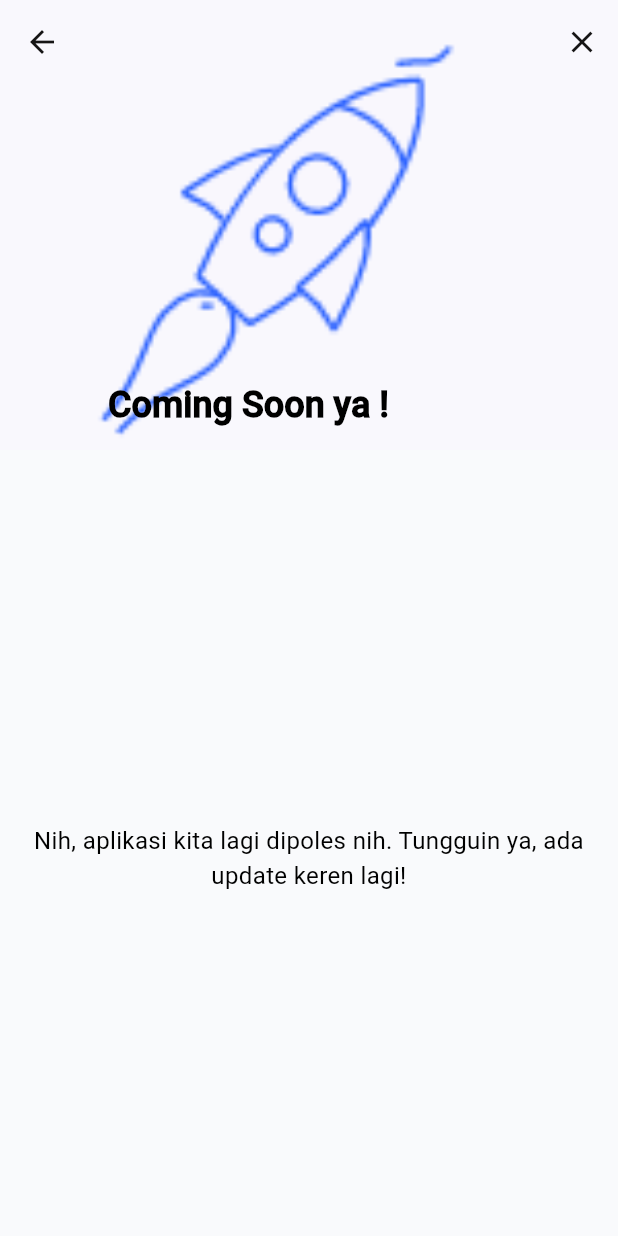
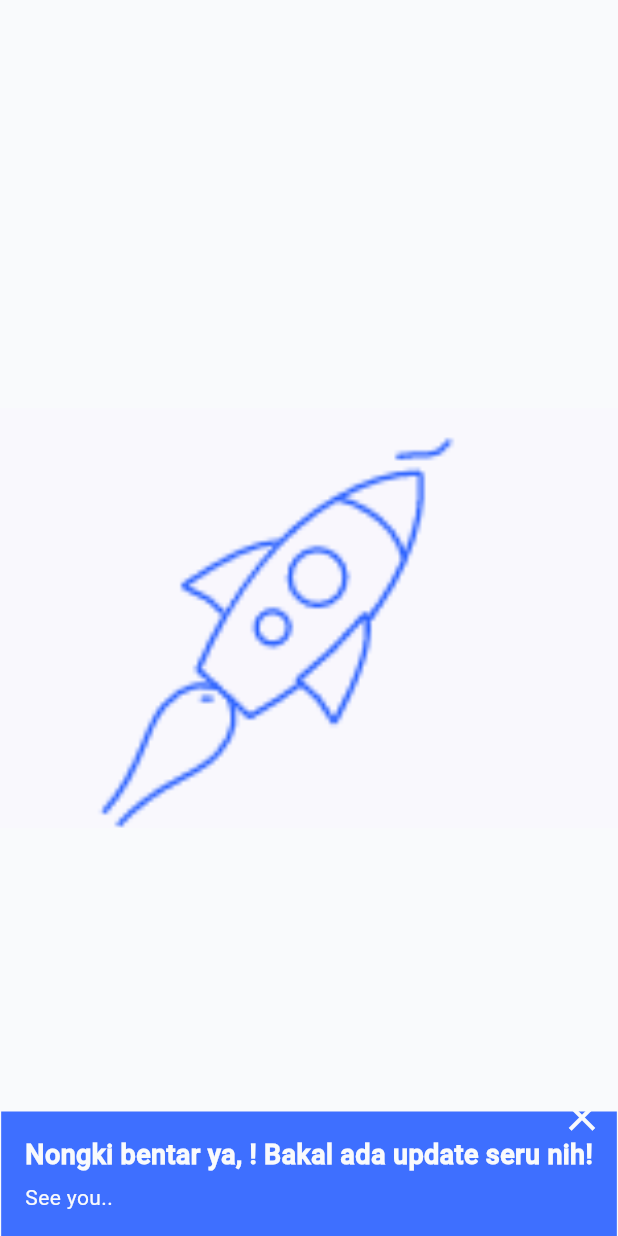
Before and after one commit to irfanarfianto/kajur_app, a Flutter app: the ComingSoonPage screen opened by its route, on a phone screen of 412 x 824 dp. Run offline on Flutter 3.47's test engine with Material 3 defaults, Android fonts, the phone set to English and light mode, and no system bars; our stand-ins replace cached_network_image, cloud_firestore, connectivity_plus, dropdown_button2, firebase_auth, firebase_core and 9 more; missing offline and left inert: animated_snack_bar, dotted_dashed_line; accounts and stored records are empty.

Commit message:
Refactor ComingSoonPage layout

```diff
--- a/lib/comingsoon/comingsoon.dart
+++ b/lib/comingsoon/comingsoon.dart
@@ -25,60 +25,67 @@ class _ComingSoonPageState extends State<ComingSoonPage> {
 
   @override
   Widget build(BuildContext context) {
-    return ScrollConfiguration(
-      behavior: const ScrollBehavior().copyWith(overscroll: false),
-      child: Scaffold(
-        backgroundColor: DesignSystem.secondaryColor,
-        body: CustomScrollView(
-          slivers: [
-            SliverAppBar(
-              expandedHeight: 300,
-              pinned: true,
-              surfaceTintColor: DesignSystem.primaryColor,
-              flexibleSpace: FlexibleSpaceBar(
-                title: _currentUser != null
-                    ? Text(
-                        'Coming Soon ya ${_currentUser!.displayName}!',
-                        style: const TextStyle(
-                          fontSize: 16,
-                          color: Colors.black,
-                          fontWeight: FontWeight.bold,
-                        ),
-                      )
-                    : null,
-                background: Image.asset(
-                  'images/roket.gif',
-                  fit: BoxFit.cover,
-                ),
-              ),
-              actions: [
-                IconButton(
-                  onPressed: () {
-                    Navigator.pop(context);
-                  },
-                  icon: const Icon(Icons.close),
-                ),
-              ],
+    return Scaffold(
+      backgroundColor: DesignSystem.secondaryColor,
+      body: Stack(
+        children: [
+          Center(
+            child: Image.asset(
+              'images/roket.gif',
+              fit: BoxFit.cover,
+              width: double.infinity,
+              height: 280, // Adjust the height as needed
             ),
-            const SliverFillRemaining(
-              child: Padding(
-                padding: EdgeInsets.all(16.0),
+          ),
+          Positioned.fill(
+            child: Align(
+              alignment: Alignment.bottomCenter,
+              child: Container(
+                color: DesignSystem.primaryColor.withOpacity(0.9),
+                padding: const EdgeInsets.all(16.0),
                 child: Column(
-                  mainAxisAlignment: MainAxisAlignment.center,
-                  crossAxisAlignment: CrossAxisAlignment.center,
+                  mainAxisSize: MainAxisSize.min,
                   children: [
-                    SizedBox(height: 20),
-                    Text(
-                      'Nih, aplikasi kita lagi dipoles nih. Tungguin ya, ada update keren lagi!',
-                      textAlign: TextAlign.center,
-                      style: TextStyle(fontSize: 16),
-                    ),
+                    _currentUser != null
+                        ? Column(
+                            crossAxisAlignment: CrossAxisAlignment.start,
+                            children: [
+                              Text(
+                                'Nongki bentar ya, ${_currentUser!.displayName}! Bakal ada update seru nih!',
+                                style: const TextStyle(
+                                  fontSize: 18,
+                                  color: DesignSystem.secondaryColor,
+                                  fontWeight: FontWeight.bold,
+                                ),
+                              ),
+                              const SizedBox(height: 5),
+                              const Text(
+                                'See you..',
+                                style: TextStyle(
+                                  fontSize: 14,
+                                  color: DesignSystem.secondaryColor,
+                                ),
+                              ),
+                            ],
+                          )
+                        : Container(),
                   ],
                 ),
               ),
             ),
-          ],
-        ),
+          ),
+          Positioned(
+            bottom: 55,
+            right: 0,
+            child: IconButton(
+              onPressed: () {
+                Navigator.pop(context);
+              },
+              icon: const Icon(Icons.close,
+                  color: DesignSystem.secondaryColor, size: 30),
+            ),
+          ),
+        ],
       ),
     );
   }
```
